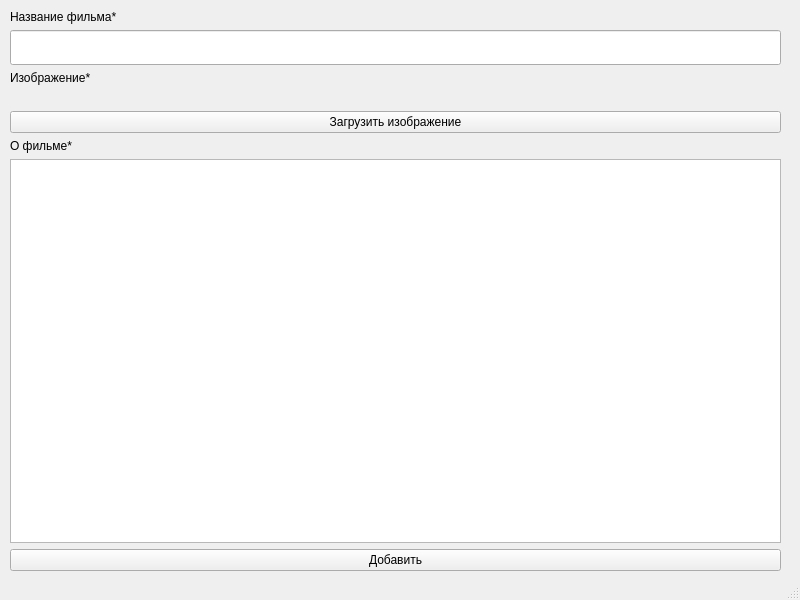
Leostrykov/ticets_system, file interfaces/add_film.ui: the form before one commit.
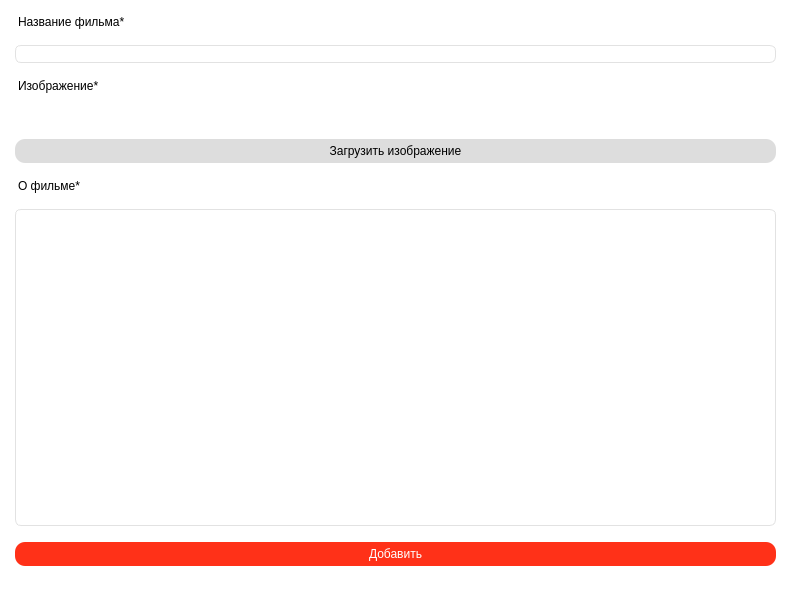
The form after the commit.

What changed in the file:
```diff
--- a/interfaces/add_film.ui
+++ b/interfaces/add_film.ui
@@ -19,6 +19,11 @@
   <property name="windowTitle">
    <string>Добавить фильм</string>
   </property>
+  <property name="styleSheet">
+   <string notr="true">font: 9pt &quot;Arial&quot;;
+margin: 5;
+background-color: white;</string>
+  </property>
   <widget class="QWidget" name="centralwidget">
    <widget class="QWidget" name="layoutWidget">
     <property name="geometry">
@@ -41,10 +46,17 @@
       <widget class="QLineEdit" name="film_name">
        <property name="font">
         <font>
-         <family>MS Reference Sans Serif</family>
-         <pointsize>14</pointsize>
+         <family>Arial</family>
+         <pointsize>9</pointsize>
+         <weight>50</weight>
+         <italic>false</italic>
+         <bold>false</bold>
         </font>
        </property>
+       <property name="styleSheet">
+        <string notr="true">border-radius: 6px;
+border: 1px solid rgb(226, 226, 226)</string>
+       </property>
        <property name="text">
         <string/>
        </property>
@@ -69,6 +81,14 @@
        <property name="enabled">
         <bool>true</bool>
        </property>
+       <property name="styleSheet">
+        <string notr="true">QPushButton {
+	background-color: rgb(221, 221, 221);
+	border-radius: 10px;
+	color: black;
+	padding: 5px;
+}</string>
+       </property>
        <property name="text">
         <string>Загрузить изображение</string>
        </property>
@@ -82,13 +102,26 @@
       </widget>
      </item>
      <item>
-      <widget class="QPlainTextEdit" name="about_of_film"/>
+      <widget class="QPlainTextEdit" name="about_of_film">
+       <property name="styleSheet">
+        <string notr="true">border-radius: 6px;
+border: 1px solid rgb(226, 226, 226)</string>
+       </property>
+      </widget>
      </item>
      <item>
       <widget class="QPushButton" name="add_btn">
        <property name="enabled">
         <bool>true</bool>
        </property>
+       <property name="styleSheet">
+        <string notr="true">QPushButton {
+	background-color: #ff3118;
+	border-radius: 10px;
+	color: white;
+	padding: 5px;
+}</string>
+       </property>
        <property name="text">
         <string>Добавить</string>
        </property>
```
